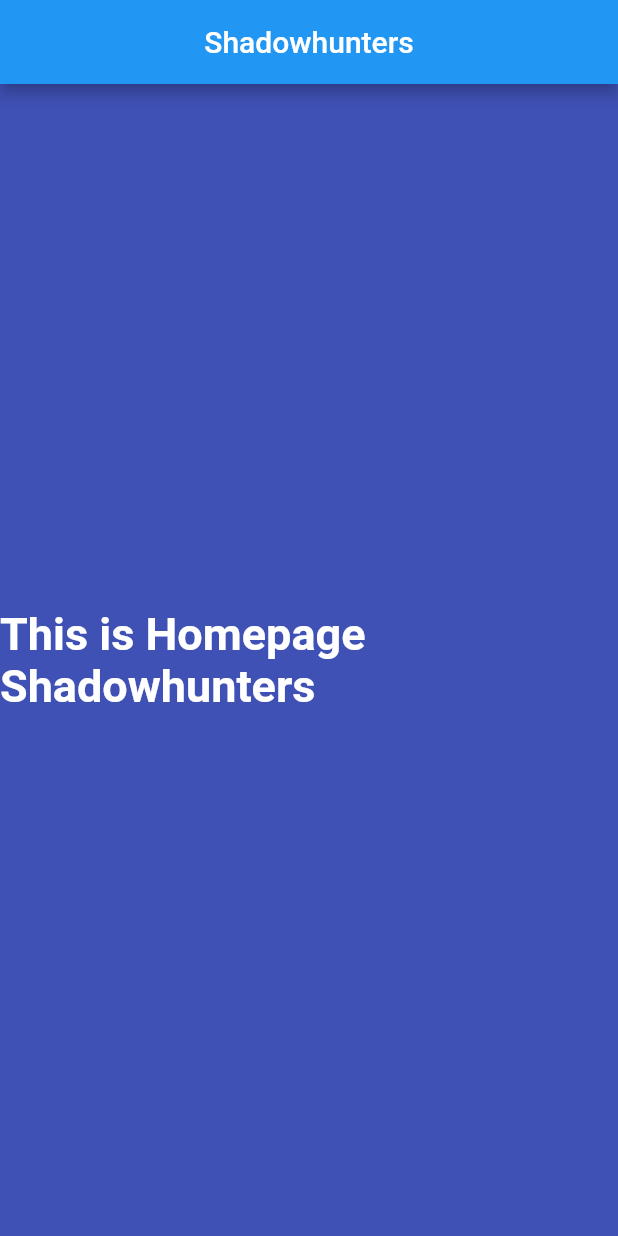
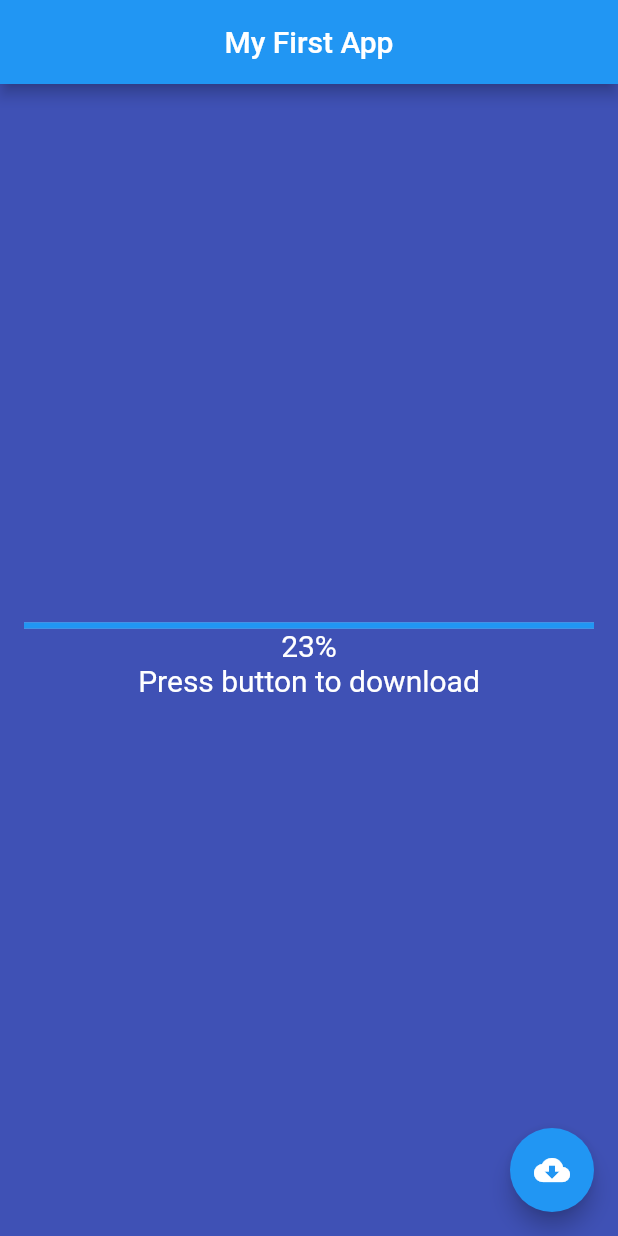
Before and after one commit to BekirovaMavile/flutter_application_first, a Flutter app: the screen it shows after launch, on a phone screen of 412 x 824 dp. Run offline on Flutter 3.47's test engine with Material 2 defaults, Android fonts, the phone set to English and light mode, and no system bars.

```diff
--- a/lib/main.dart
+++ b/lib/main.dart
@@ -1,27 +1,42 @@
 import 'package:flutter/material.dart';
 
 // точка входа в программу
-void main() {
-  // создание и вывод на экран виджета
-  runApp(
-    MaterialApp(
+void main() => runApp(FirstApp());
+
+class FirstApp extends StatelessWidget {
+  @override
+  Widget build(BuildContext context) {
+    return MaterialApp(
       home: Scaffold(
           backgroundColor: Colors.indigo,
           appBar: AppBar(
-        title: const Text("Shadowhunters"),
+            title: Text("My First App"),
             centerTitle: true,
           ),
-        body: const Center(
-          child: Text(
-            "This is Homepage Shadowhunters",
-            style: TextStyle(
-              fontSize: 30,
-              fontWeight: FontWeight.bold,
-              color: Colors.white
+          body: Center(
+            child: Container(
+              padding: EdgeInsets.all(16),
+              child: Column(
+                mainAxisAlignment: MainAxisAlignment.center,
+                children: <Widget>[
+                  LinearProgressIndicator(value: 23),
+                  Text(
+                    '23%',
+                    style: TextStyle(color: Colors.white, fontSize: 20),
+                  ),
+                  Text(
+                    'Press button to download',
+                    style: TextStyle(color: Colors.white, fontSize: 20),
+                  )
+                ],
               ),
             ),
           ),
+          floatingActionButton: FloatingActionButton(
+            onPressed: null,
+            child: Icon(Icons.cloud_download),
             ),
           ),
     );
   }
+}
```
Lines whose indentation alone changed are shown as unchanged.
